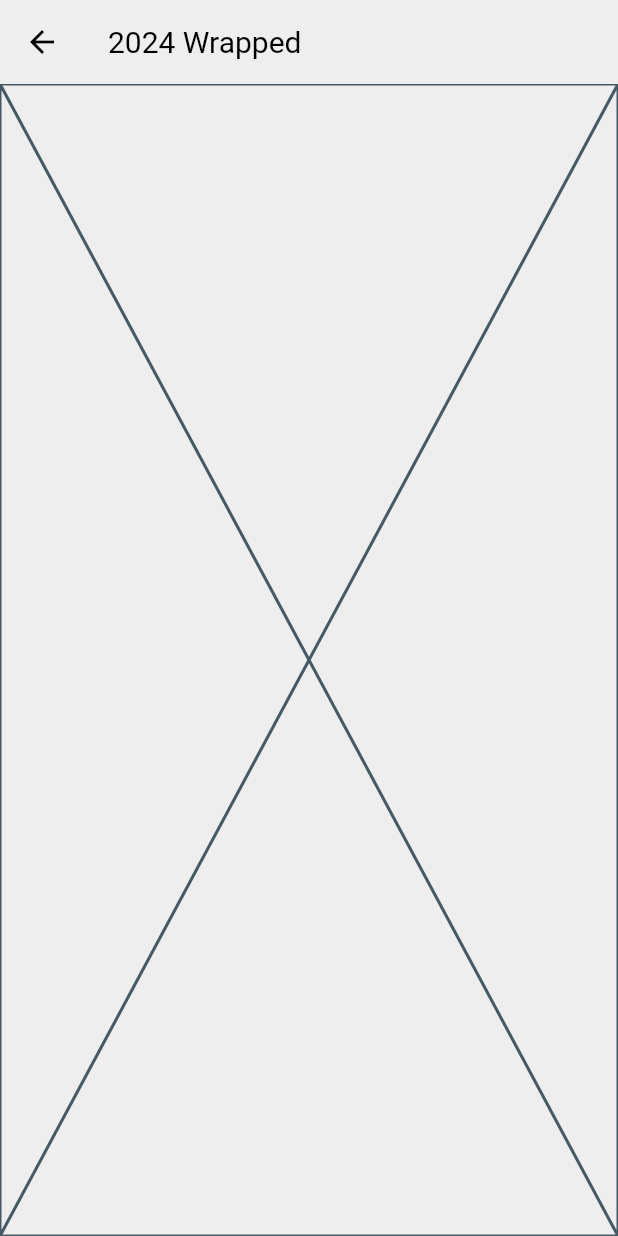
After one commit to dagmawibabi/StatiCall, a Flutter app: the WrappedScreen screen opened by its route, on a phone screen of 412 x 824 dp. The commit adds this screen. Run offline on Flutter 3.47's test engine with Material 3 defaults, Android fonts, the light colour scheme and no system bars; our stand-ins replace fl_chart, ionicons; missing offline and left inert: call_log.

Commit message:
add empty wrapped screen with navigation

```diff
--- a/lib/main.dart
+++ b/lib/main.dart
@@ -3,6 +3,8 @@ import 'package:callstats/screens/single_person_call_stats_screen.dart';
 import 'package:callstats/screens/home_screen.dart';
 import 'package:callstats/screens/landing_screen.dart';
 import 'package:callstats/screens/splash_screen.dart';
+import 'package:callstats/screens/wrapped_screen.dart';
+
 import 'package:flutter/material.dart';
 import 'package:flutter/services.dart';
 import 'package:provider/provider.dart';
@@ -38,6 +40,7 @@ class _MyAppState extends State<MyApp> {
           HomeScreen.routeName: (context) => const HomeScreen(),
           SinglePersonCallStatsScreen.routeName: (context) =>
               const SinglePersonCallStatsScreen(),
+          WrappedScreen.routeName: (context) => const WrappedScreen(),
         },
         theme: ThemeData(
           scaffoldBackgroundColor: const Color(0xFFEEEEEE),
--- a/lib/screens/home_screen.dart
+++ b/lib/screens/home_screen.dart
@@ -1,4 +1,5 @@
 import 'package:callstats/providers/call_stats_provider.dart';
+import 'package:callstats/screens/wrapped_screen.dart';
 import 'package:flutter/material.dart';
 import 'package:ionicons/ionicons.dart';
 import 'package:provider/provider.dart';
@@ -143,6 +144,12 @@ class _HomeScreenState extends State<HomeScreen> {
                     size: 20.0,
                   ),
                 ),
+                ElevatedButton(
+                  child: const Text('Wrapped'),
+                  onPressed: () => Navigator.of(context).pushNamed(
+                    WrappedScreen.routeName,
+                  ),
+                ),
                 const SizedBox(width: 10.0),
               ]
             : [],
--- /dev/null
+++ b/lib/screens/wrapped_screen.dart
@@ -0,0 +1,17 @@
+import 'package:flutter/material.dart';
+
+class WrappedScreen extends StatelessWidget {
+  static const routeName = '/wrapped';
+
+  const WrappedScreen({super.key});
+
+  @override
+  Widget build(BuildContext context) {
+    return Scaffold(
+      appBar: AppBar(
+        title: const Text('2024 Wrapped'),
+      ),
+      body: const Placeholder(),
+    );
+  }
+}
```
